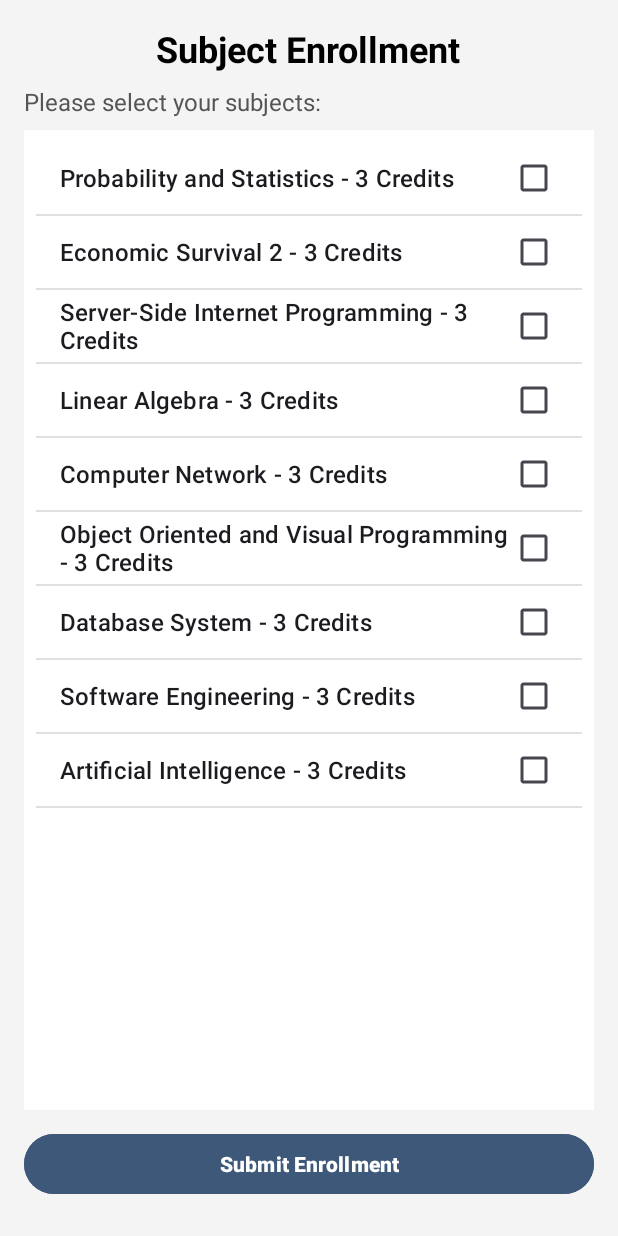
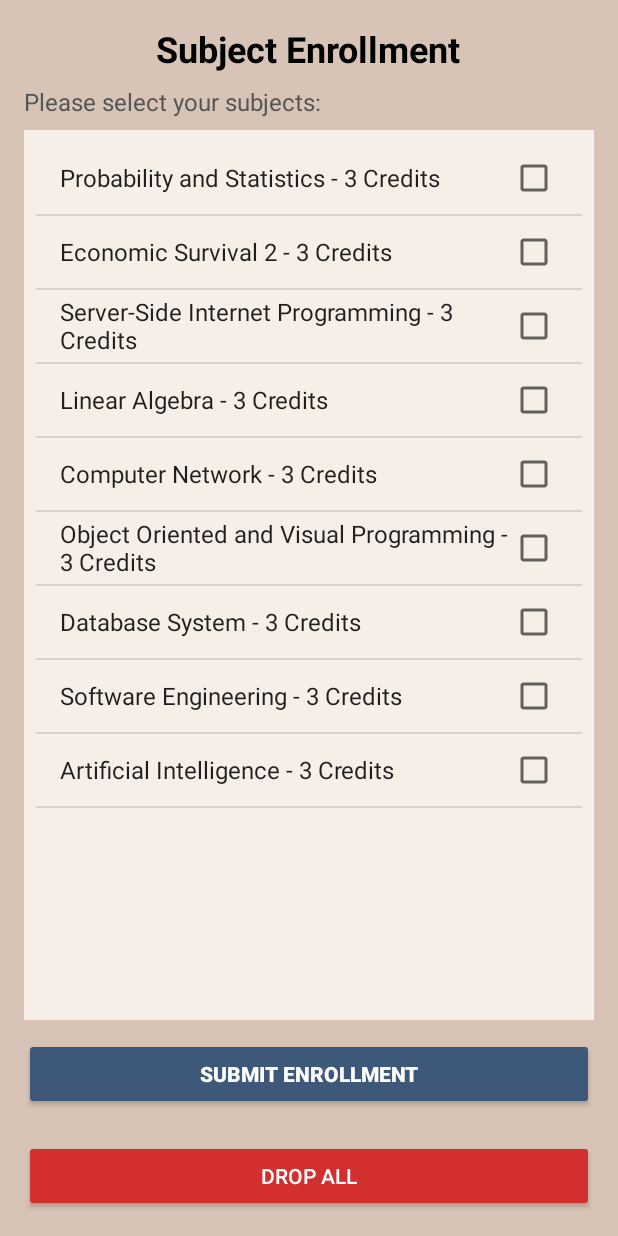
Before and after one commit to MannLTC19/FinalsApp, an Android app: the MainActivity screen opened directly, with no data from a screen before it, on a phone screen of 412 x 824 dp. Run offline under Robolectric (Android 15) with nearby library versions, the phone set to English and light mode, and no system bars; our stand-ins replace Firebase (no records; nobody signed in at launch, a user with empty details on screens opened directly).

Commit message:
1.0.1, added DROP fucntion

```diff
--- a/app/src/main/res/drawable/custom_button_1.xml
+++ b/app/src/main/res/drawable/custom_button_1.xml
@@ -6,7 +6,7 @@
     <stroke
         android:width="1dp"/>
     <corners
-        android:radius="190dp"/>
+        android:radius="15dp"/>
     <solid
         android:color="#3E5879"/>
 </shape>
--- a/app/src/main/res/layout/activity_main.xml
+++ b/app/src/main/res/layout/activity_main.xml
@@ -10,7 +10,7 @@
     <LinearLayout
         android:layout_width="match_parent"
         android:layout_height="match_parent"
-        android:background="#F4F4F4"
+        android:background="#D8C4B6"
         android:orientation="vertical"
         android:padding="16dp">
 
@@ -38,7 +38,7 @@
             android:layout_width="match_parent"
             android:layout_height="0dp"
             android:layout_weight="1"
-            android:background="#FFFFFF"
+            android:background="#F5EFE7"
             android:dividerHeight="1dp"
             android:padding="8dp" />
 
@@ -52,6 +52,15 @@
             android:text="Submit Enrollment"
             android:textColor="#FFFFFF"
             android:textStyle="bold" />
+
+        <Button
+            android:id="@+id/btnDropAll"
+            android:layout_width="match_parent"
+            android:layout_height="wrap_content"
+            android:text="Drop All"
+            android:backgroundTint="#D32F2F"
+            android:textColor="#FFFFFF"
+            android:layout_marginTop="12dp" />
     </LinearLayout>
 
 </androidx.constraintlayout.widget.ConstraintLayout>
--- a/app/src/main/res/values-night/themes.xml
+++ b/app/src/main/res/values-night/themes.xml
@@ -1,6 +1,6 @@
 <resources xmlns:tools="http://schemas.android.com/tools">
     <!-- Base application theme. -->
-    <style name="Base.Theme.FinalsApp" parent="Theme.Material3.DayNight.NoActionBar">
+    <style name="Base.Theme.FinalsApp" parent="Theme.AppCompat.Light.NoActionBar">
         <!-- Customize your dark theme here. -->
         <!-- <item name="colorPrimary">@color/my_dark_primary</item> -->
     </style>
--- a/app/src/main/res/values/themes.xml
+++ b/app/src/main/res/values/themes.xml
@@ -1,6 +1,6 @@
 <resources xmlns:tools="http://schemas.android.com/tools">
     <!-- Base application theme. -->
-    <style name="Base.Theme.FinalsApp" parent="Theme.Material3.DayNight.NoActionBar">
+    <style name="Base.Theme.FinalsApp" parent="Theme.AppCompat.Light.NoActionBar">
         <!-- Customize your light theme here. -->
         <!-- <item name="colorPrimary">@color/my_light_primary</item> -->
     </style>
```
Also changed, not shown: app/src/main/java/com/example/finalsapp/MainActivity.java (+29 -1 lines), app/src/main/java/com/example/finalsapp/SummaryActivity.java (+26 -10 lines), app/src/main/res/layout/activity_menu.xml (+6 -1 lines), app/src/main/res/layout/activity_summary.xml (+13 -5 lines).
